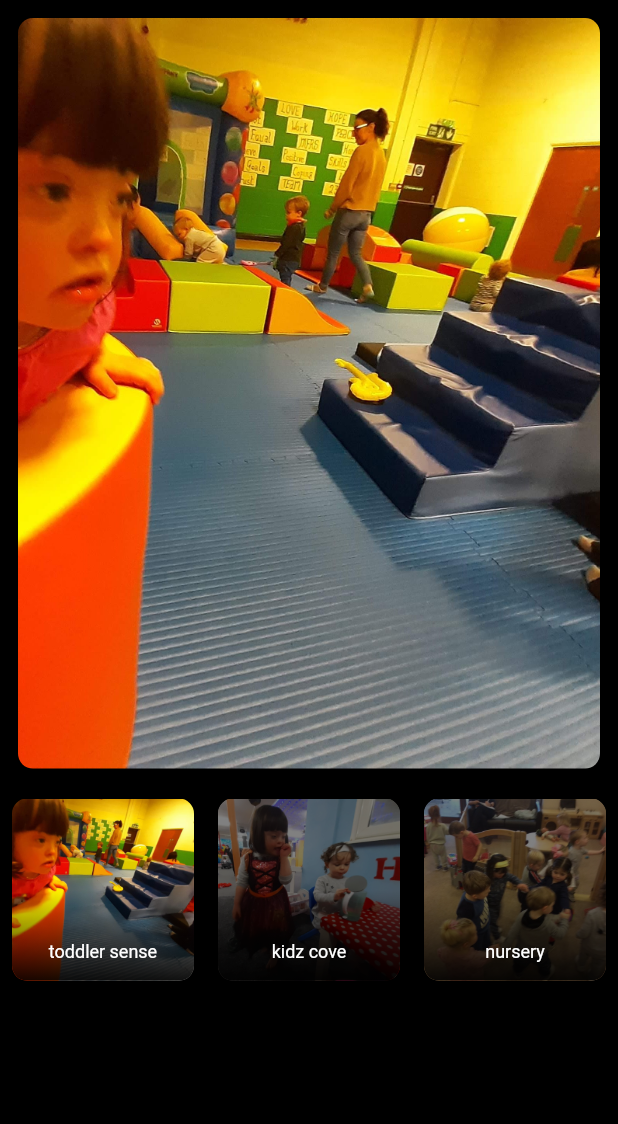
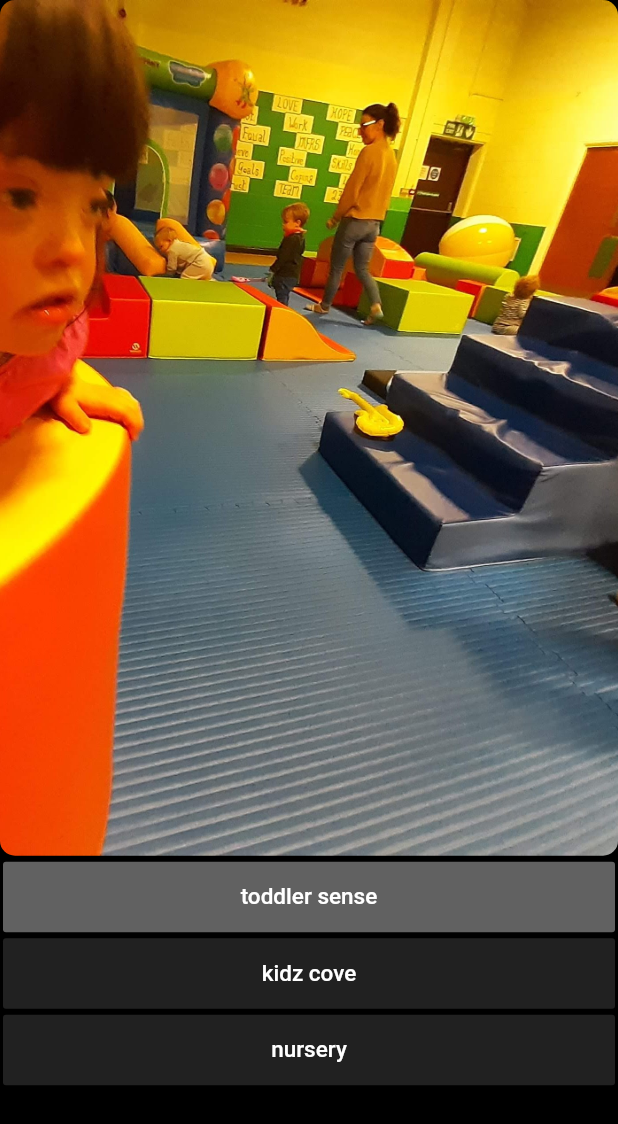
Before and after one commit to johnnyhawk02/whats_next, a Flutter app: the screen it shows after launch, swiped to page 2, on a phone screen of 412 x 824 dp. Shown: the top 1124 px of the screen. Run offline on Flutter 3.47's test engine with Material 2 defaults, Android fonts, the phone set to English and light mode, and no system bars; drawn by our look-alikes of auto_size_text; our stand-ins replace carousel_slider, flutter_svg, flutter_tts, google_fonts.

Commit message:
buttons instead of images

```diff
--- a/lib/components/aac_grid_view.dart
+++ b/lib/components/aac_grid_view.dart
@@ -9,7 +9,10 @@ class AacGridView extends StatefulWidget {
       this.speak,
       this.categoryIndex,
       this.currentImageIndex,
-      this.setCurrentImageIndex});
+      this.setCurrentImageIndex,
+      this.myList});
+  final myList;
+
   final aac;
   final speak;
   final categoryIndex;
@@ -22,10 +25,10 @@ class AacGridView extends StatefulWidget {
 class _AacGridViewState extends State<AacGridView> {
   @override
   Widget build(BuildContext context) {
-    List myList = widget.aac.buttonsInCategory(widget.categoryIndex);
+    //List myList = widget.aac.buttonsInCategory(widget.categoryIndex);
 
     void _showDialog(index) {
-      widget.speak(myList[index].displayName);
+      widget.speak(widget.myList[index].displayName);
 
       Navigator.of(context).push(
         new MaterialPageRoute<Null>(
@@ -36,7 +39,7 @@ class _AacGridViewState extends State<AacGridView> {
                   child: Stack(
                     children: [
                       Image.asset(
-                        myList[index].symbolPath,
+                        widget.myList[index].symbolPath,
                         //fit: BoxFit.fitHeight,
                       ),
                       Align(
@@ -63,7 +66,7 @@ class _AacGridViewState extends State<AacGridView> {
                           child: Align(
                             alignment: Alignment.topCenter,
                             child: AutoSizeText(
-                              myList[index].displayName,
+                              widget.myList[index].displayName,
                               style: GoogleFonts.didactGothic(
                                 color: Colors.white,
                                 textStyle: Theme.of(context).textTheme.body1,
@@ -83,96 +86,42 @@ class _AacGridViewState extends State<AacGridView> {
       );
     }
 
-    return Container(
-      height: MediaQuery.of(context).size.height-200, // - 100,
+    return Padding(
+      padding: const EdgeInsets.all(2.0),
+      child: Container(
+        //height: MediaQuery.of(context).size.height-200, // - 100,
         color: Colors.black,
         child: GridView.count(
-        crossAxisCount: 3,
-        childAspectRatio: 6 / 6,
-        children: List.generate(myList.length, (index) {
+          // scrollDirection: Axis.horizontal,
+          crossAxisCount: 1,
+          childAspectRatio: 8/ 1,
+          children: List.generate(widget.myList.length, (index) {
             return Padding(
-            padding: const EdgeInsets.all(8.0),
-            child: ClipRRect(
-              borderRadius: BorderRadius.circular(10.0),
+              padding: const EdgeInsets.fromLTRB(0, 2, 0, 2),
+              child: AnimatedContainer(
+                duration: Duration(milliseconds: 4000),
+                child: FlatButton(
+                  color: index==widget.currentImageIndex?Colors.grey[700]:Colors.grey[900],
+                  onLongPress: () {
+                    setState(() {
+                      widget.speak(widget.myList[index].displayName);
+                      widget.setCurrentImageIndex(index);
+                    });
 
-              //padding: const EdgeInsets.all(8.0),
-              child: Stack(
-//            onTap: () => widget.speak(myList[index].displayName),
-                children: [
-//                  Container(
-//                    color: Colors.blue,
-//                  ),
-                  Container(
-                    child: AspectRatio(
-                      aspectRatio: 1 / 1,
-                      child: Image.asset(
-                        myList[index].symbolPath,
-                        fit: BoxFit.cover,
-                        //color: Colors.red,
-
-                        //height: MediaQuery.of(context).size.height / 5,
+                  },
+                  child: new Text(
+                    widget.myList[index].displayName,
+                    style: TextStyle(
+                      fontSize: 15.0,
+                      color: Colors.white,
                     ),
                   ),
-                  ),
-                  Align(
-                      alignment: Alignment.bottomCenter,
-                      child: Container(
-                        height: 60,
-                        decoration: BoxDecoration(
-                          gradient: LinearGradient(
-                            begin: Alignment.topCenter,
-                            end: Alignment.bottomCenter,
-                            colors: [
-                              const Color.fromRGBO(0, 0, 0, 0.0),
-                              const Color.fromRGBO(0, 0, 0, 0.9)
-                            ],
-                            // tileMode: TileMode.repeated,
-                          ),
-                        ),
-                        //color: Color.fromRGBO(0, 0, 0, 0.3),
-                      )),
-                  Container(
-                    height: 300,
-                    color: Color.fromRGBO(0, 0, 0, widget.currentImageIndex==index?0.0:0.5),
-                  ),
-                  Positioned.fill(
-                    bottom: 8,
-                    child: Padding(
-                      padding: const EdgeInsets.fromLTRB(4, 4, 4, 4),
-                      child: Align(
-                        alignment: Alignment.bottomCenter,
-                        child: AutoSizeText(
-                          myList[index].displayName,
-                          style: GoogleFonts.didactGothic(
-                            color: Colors.white,
-                            textStyle: Theme.of(context).textTheme.body1,
-                            fontSize: 10,
-                          ),
-                          maxLines: 1,
-                        ),
-                      ),
-                    ),
-                  ),
-                  Material(
-                    color: Colors.transparent,
-                    child: InkWell(
-                      splashColor: Colors.black,
-                      highlightColor: Colors.black,
-                      onLongPress: () {
-
-                        widget.speak(myList[index].displayName);
-                        widget.setCurrentImageIndex(index);
-
-                        //_showDialog(index);
-                      },
-                    ),
-                  )
-                ],
                 ),
               ),
             );
           }),
         ),
+      ),
     );
   }
 }
--- a/lib/components/category_view.dart
+++ b/lib/components/category_view.dart
@@ -7,7 +7,11 @@ class CategoryView extends StatefulWidget {
   final Function setCurrentImageIndex;
   final int categoryIndex;
   final Aac aac;
-  CategoryView({this.setCategory, this.categoryIndex, this.aac, this.setCurrentImageIndex});
+  CategoryView(
+      {this.setCategory,
+      this.categoryIndex,
+      this.aac,
+      this.setCurrentImageIndex});
 
   @override
   _CategoryViewState createState() => _CategoryViewState();
@@ -17,42 +21,12 @@ class _CategoryViewState extends State<CategoryView> {
   int currentIndex;
   @override
   Widget build(BuildContext context) {
-    return CarouselSlider(
-
-      onPageChanged: (index) {
-        setState(() {
-          currentIndex = index;
-          widget.setCategory(index);
-          widget.setCurrentImageIndex(0);
-        });
-      },
-      height: 100.0,
-      viewportFraction: 0.33,
-      enableInfiniteScroll: false,
-      items:
-          List<int>.generate(widget.aac.categories.length, (i) => i).map((i) {
-        return Builder(
-          builder: (BuildContext context) {
-            return AnimatedContainer(
-              duration: Duration(milliseconds: 500),
-              width: MediaQuery.of(context).size.width,
-              margin: EdgeInsets.symmetric(horizontal: 5.0),
-              decoration: BoxDecoration(
-
-                       //color: Colors.black
-                       ),
-              child: FlatButton(
-                onPressed: () => widget.setCategory(i),
-                child: Text(
-
-                  '${widget.aac.categories[i].name}',
-                  style: TextStyle(fontSize: 17.0,color: widget.categoryIndex == i?Colors.white:Colors.grey[700]),
-                ),
-              ),
-            );
-          },
-        );
-      }).toList(),
+    return Padding(
+      padding: const EdgeInsets.all(16.0),
+      child: Text(
+        '${widget.aac.categories[widget.categoryIndex].name}',
+        style: TextStyle(fontSize: 20.0, color: Colors.white),
+      ),
     );
   }
 }
--- a/lib/components/image_view.dart
+++ b/lib/components/image_view.dart
@@ -1,4 +1,5 @@
 import 'package:flutter/material.dart';
+import 'package:flutter/painting.dart';
 
 class ImageView extends StatefulWidget {
   final currentImageIndex;
@@ -6,29 +7,44 @@ class ImageView extends StatefulWidget {
   final categoryIndex;
 
   final aac;
-
-  ImageView({this.currentImageIndex, this.categoryIndex, this.aac});
+  final speak;
+  final myList;
+  ImageView({
+    this.currentImageIndex,
+    this.categoryIndex,
+    this.aac,
+    this.speak,
+    this.myList,
+  });
   @override
   _ImageViewState createState() => _ImageViewState();
 }
 
 class _ImageViewState extends State<ImageView> {
+  //var currentImageIndex=0;
   @override
   Widget build(BuildContext context) {
     List myList = widget.aac.buttonsInCategory(widget.categoryIndex);
 
-    return Container(
-      height: MediaQuery.of(context).size.height -250 ,
-      //color: Colors.black,
-      child:
-      Padding(
-        padding: const EdgeInsets.all(12.0),
-        child: ClipRRect(
-          borderRadius: BorderRadius.circular(10.0),
+    return GestureDetector(
+      onTap: () {
+        widget.speak(widget.myList[widget.currentImageIndex >= widget.myList.length
+            ? 0
+            : widget.currentImageIndex].displayName);
+      },
+      child: ClipRRect(
+        borderRadius: BorderRadius.circular(10.0),
 
+        child: Container(
+          height: MediaQuery.of(context).size.height - 250,
+          width: MediaQuery.of(context).size.width ,
           child: Image.asset(
-            myList[widget.currentImageIndex].symbolPath,
-            fit: BoxFit.fitHeight,
+            widget
+                .myList[widget.currentImageIndex >= widget.myList.length
+                    ? 0
+                    : widget.currentImageIndex]
+                .symbolPath,
+            fit: BoxFit.cover,
           ),
         ),
       ),
--- a/lib/main.dart
+++ b/lib/main.dart
@@ -62,28 +62,37 @@ class _MyHomePageState extends State<MyHomePage> {
   @override
   Widget build(BuildContext context) {
     //Aac aac = Aac();
+
     SystemChrome.setEnabledSystemUIOverlays([]);
     final pages = List<Widget>.generate(
-      4,
-          (i) {
+      aac.categories.length,
+      (i) {
+        List myList = aac.buttonsInCategory(i);
         return Container(
           color: Colors.black,
           child: Flex(
             direction: Axis.vertical,
             children: <Widget>[
               Flexible(
-                flex: 7,
+                flex: 180,
                 fit: FlexFit.loose,
                 child: ImageView(
+                  myList: myList,
                   currentImageIndex: currentImageIndex,
+                  speak: _speak,
                   categoryIndex: i,
                   aac: aac,
                 ),
               ),
+//              Flexible(
+//                flex: 1,
+//                child:Container(),
+//              ),
               Flexible(
-                flex: 4,
+                flex: 80,
                 fit: FlexFit.loose,
                 child: AacGridView(
+                  myList: myList,
                   aac: aac,
                   categoryIndex: i,
                   speak: _speak,
@@ -92,23 +101,25 @@ class _MyHomePageState extends State<MyHomePage> {
                 ),
               ),
 //              Flexible(
-//                flex: 1,
+//                flex: 30,
 //                child: CategoryView(
 //                    aac: aac,
 //                    setCategory: setCategory,
 //                    setCurrentImageIndex: setCurrentImageIndex,
-//                    categoryIndex: _categoryIndex),
+//                    categoryIndex: i),
 //              ),
             ],
           ),
         );
-          },
+      },
     );
 
     return Material(
       child: PageView(
         children: pages,
-
+        onPageChanged: (num) {
+          print("Current page number is " + num.toString());
+        },
       ),
     );
   }
```
Lines whose indentation alone changed are shown as unchanged.
